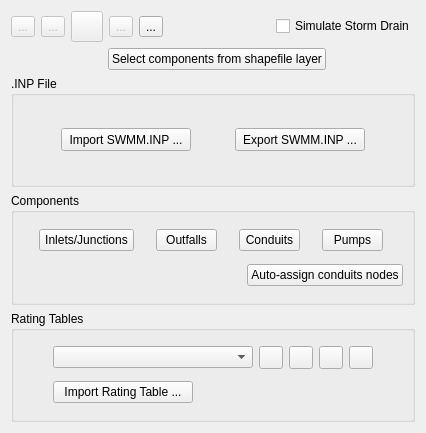
Above: flo2d/ui/storm_drain_editor.ui from FLO-2DSoftware/qgis-flo-2d-plugin before the change. Below: the same form after it.
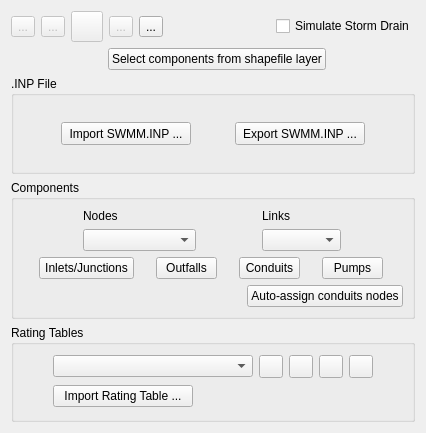
That is the form after the change. Icons and pictures are not drawn.

Commit message: SD component buttons replaced by dropdown lists

```diff
--- a/flo2d/ui/storm_drain_editor.ui
+++ b/flo2d/ui/storm_drain_editor.ui
@@ -385,7 +385,7 @@
       <string>Components</string>
      </property>
      <layout class="QGridLayout" name="gridLayout_3">
-      <item row="1" column="0">
+      <item row="2" column="0">
        <layout class="QHBoxLayout" name="horizontalLayout_5">
         <item>
          <spacer name="horizontalSpacer_4">
@@ -409,7 +409,7 @@
         </item>
        </layout>
       </item>
-      <item row="0" column="0">
+      <item row="1" column="0">
        <layout class="QHBoxLayout" name="horizontalLayout">
         <item>
          <widget class="QPushButton" name="inlets_btn">
@@ -495,6 +495,95 @@
         </item>
        </layout>
       </item>
+      <item row="0" column="0">
+       <layout class="QHBoxLayout" name="horizontalLayout_4">
+        <item>
+         <layout class="QVBoxLayout" name="verticalLayout_2">
+          <item>
+           <widget class="QLabel" name="label_2">
+            <property name="text">
+             <string>Nodes</string>
+            </property>
+           </widget>
+          </item>
+          <item>
+           <widget class="QComboBox" name="SD_nodes_components_cbo">
+            <property name="sizePolicy">
+             <sizepolicy hsizetype="Fixed" vsizetype="Fixed">
+              <horstretch>0</horstretch>
+              <verstretch>0</verstretch>
+             </sizepolicy>
+            </property>
+            <item>
+             <property name="text">
+              <string/>
+             </property>
+            </item>
+            <item>
+             <property name="text">
+              <string>Inlets/Junctions</string>
+             </property>
+            </item>
+            <item>
+             <property name="text">
+              <string>Outfalls</string>
+             </property>
+            </item>
+           </widget>
+          </item>
+         </layout>
+        </item>
+        <item>
+         <layout class="QVBoxLayout" name="verticalLayout">
+          <item>
+           <widget class="QLabel" name="label">
+            <property name="text">
+             <string>Links</string>
+            </property>
+           </widget>
+          </item>
+          <item>
+           <widget class="QComboBox" name="SD_links_components_cbo">
+            <property name="sizePolicy">
+             <sizepolicy hsizetype="Fixed" vsizetype="Fixed">
+              <horstretch>0</horstretch>
+              <verstretch>0</verstretch>
+             </sizepolicy>
+            </property>
+            <property name="currentText">
+             <string/>
+            </property>
+            <item>
+             <property name="text">
+              <string/>
+             </property>
+            </item>
+            <item>
+             <property name="text">
+              <string>Conduits</string>
+             </property>
+            </item>
+            <item>
+             <property name="text">
+              <string>Pumps</string>
+             </property>
+            </item>
+            <item>
+             <property name="text">
+              <string>Orificies</string>
+             </property>
+            </item>
+            <item>
+             <property name="text">
+              <string>Weirs</string>
+             </property>
+            </item>
+           </widget>
+          </item>
+         </layout>
+        </item>
+       </layout>
+      </item>
      </layout>
     </widget>
    </item>
```
Left out of the diff: 362 changed lines with no effect on the pictures. The commit also changes 1 other file.
